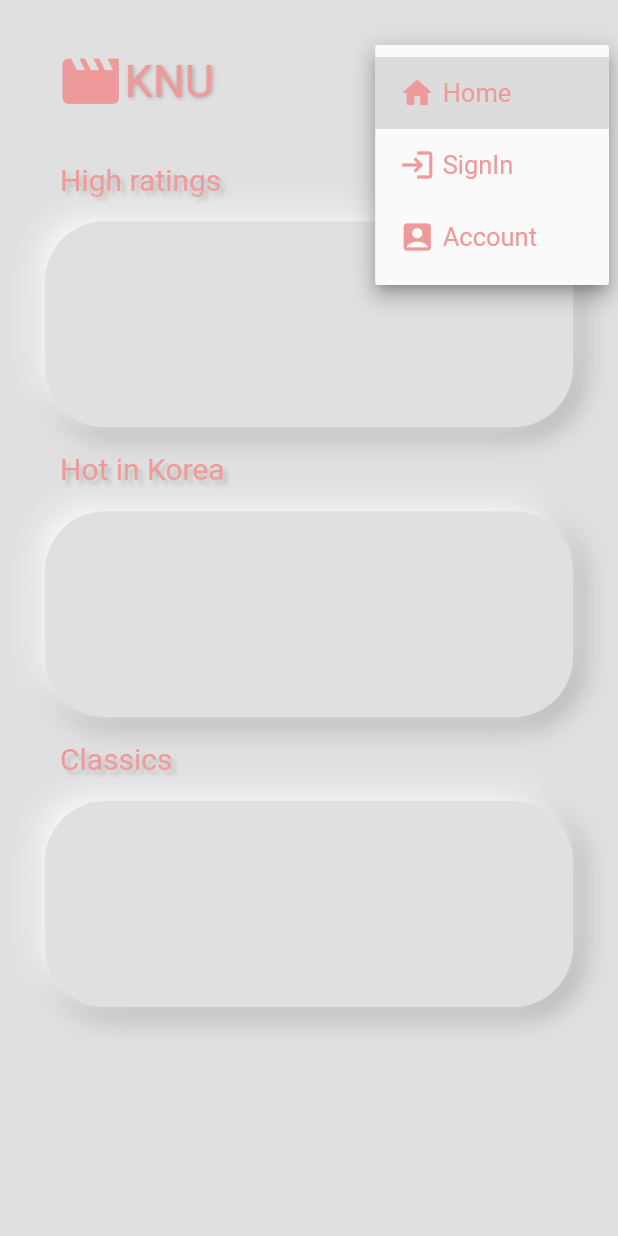
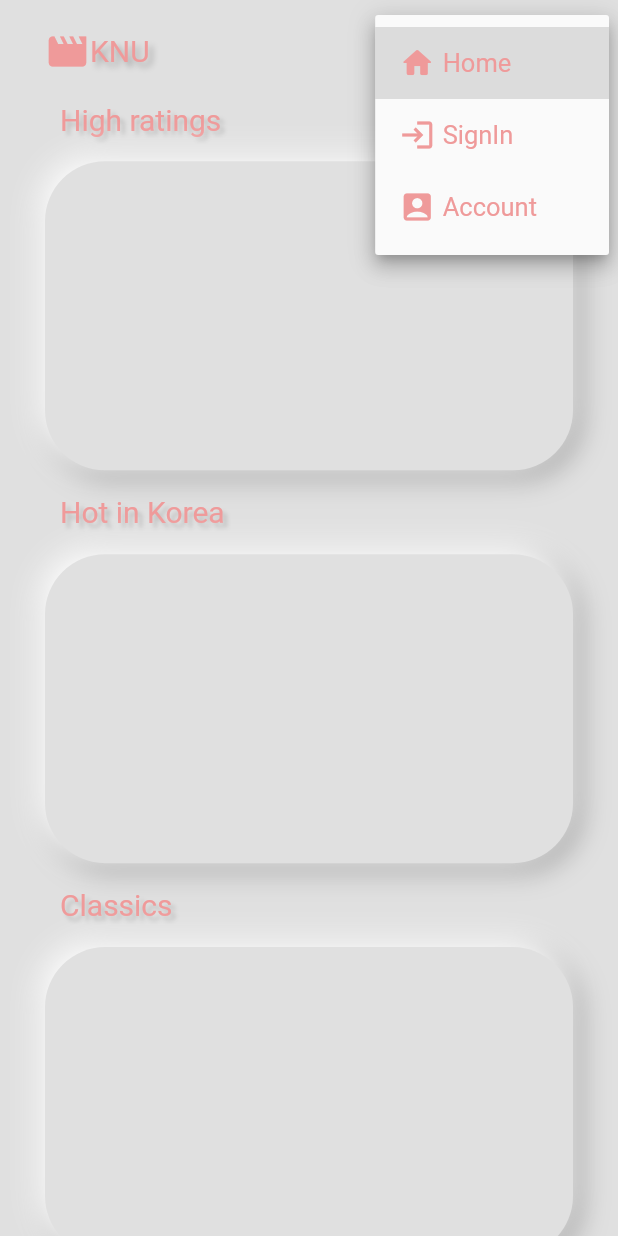
Before and after one commit to potatojoayo/KNU_Movie_web, a Flutter app: the screen it shows after launch, after a tap on "Home", on a phone screen of 412 x 824 dp. Run offline on Flutter 3.47's test engine with Material 2 defaults, Android fonts, the phone set to English and light mode, and no system bars; our stand-ins replace google_fonts, rxdart; accounts and stored records are empty; network calls fail; Roboto replaces fonts that are missing (Prompt).

Commit message:
listView

```diff
--- a/lib/api/API.dart
+++ b/lib/api/API.dart
@@ -19,6 +19,22 @@ class API {
   //
   //
   // 영화 제목으로 db에서 fetch
+  Future<List<Movie>> tvSeries(int uid) async {
+    final url = _baseURL + 'movie/popular_tv_series';
+    final response = await http.post(url, headers: <String, String>{
+      'Content_Type': 'application/x-www-form-urlencoded',
+    }, body: <String, String>{
+      'uid': uid.toString()
+    });
+
+    List<Movie> _parseMovie(String responseBody) {
+      final parsed = json.decode(responseBody).cast<Map<String, dynamic>>();
+      return parsed.map<Movie>((json) => Movie.fromJson(json)).toList();
+    }
+
+    return compute(_parseMovie, response.body);
+  }
+
   Future<List<Movie>> classics(int uid) async {
     final url = _baseURL + 'movie/classic';
     final response = await http.post(url, headers: <String, String>{
--- a/lib/main.dart
+++ b/lib/main.dart
@@ -1,11 +1,26 @@
+import 'package:flutter/gestures.dart';
 import 'package:flutter/material.dart';
 import 'package:google_fonts/google_fonts.dart';
 import 'package:knu_movie_web/utils/padding.dart';
 import 'package:knu_movie_web/utils/responsive_layout.dart';
+import 'package:knu_movie_web/utils/shadow.dart';
 
+import 'api/API.dart';
+import 'utils/smooth_scroll_ctr.dart';
 import 'widget/nav_bar.dart';
 
+MovieListView highRatingListView;
+MovieListView hotInKoreaListView;
+MovieListView classicListView;
+MovieListView tvSeriesListView;
+ScrollController controller;
+
 void main() async {
+  final api = API();
+  highRatingListView = MovieListView(api.highRatings(1));
+  hotInKoreaListView = MovieListView(api.hotInKorea(1));
+  classicListView = MovieListView(api.classics(1));
+  tvSeriesListView = MovieListView(api.tvSeries(1));
   runApp(KnuMovieWeb());
 }
 
@@ -25,11 +40,18 @@ class KnuMovieWeb extends StatelessWidget {
 class HomePage extends StatelessWidget {
   @override
   Widget build(BuildContext context) {
+    controller = ScrollController();
     return Container(
         child: Scaffold(
             backgroundColor: Colors.grey[300],
             body: SingleChildScrollView(
-                child: Column(children: <Widget>[NavBar(), HomeBody()]))));
+                child: StreamBuilder<Object>(
+                    stream: null,
+                    builder: (context, snapshot) {
+                      return SafeArea(
+                          child:
+                              Column(children: <Widget>[NavBar(), HomeBody()]));
+                    }))));
   }
 }
 
@@ -38,7 +60,7 @@ class HomeBody extends StatelessWidget {
   @override
   Widget build(BuildContext context) {
     final homeText = HomeText();
-    final homeContainer = HomeContainer();
+    final homeContainer = MyContainer();
     bool isLarge = ResponsiveLayout.isLargeScreen(context);
     Size size = MediaQuery.of(context).size;
     Widget verticalSizedBox() {
@@ -57,36 +79,56 @@ class HomeBody extends StatelessWidget {
               SizedBox(
                 width: 10,
               ),
-              homeText.homeText("High ratings")
+              homeText.homeText("High ratings  ", context)
             ]),
             verticalSizedBox(),
-            homeContainer.homeContainer(size.width, size.height / 6),
+            homeContainer.homeContainer(
+                size.width, size.height / 4, highRatingListView, context),
             verticalSizedBox(),
             Row(mainAxisAlignment: MainAxisAlignment.start, children: [
               SizedBox(
                 width: 10,
               ),
-              homeText.homeText("Hot in Korea")
+              homeText.homeText("Hot in Korea  ", context)
             ]),
             verticalSizedBox(),
-            homeContainer.homeContainer(size.width, size.height / 6),
+            homeContainer.homeContainer(
+                size.width, size.height / 4, hotInKoreaListView, context),
             verticalSizedBox(),
             Row(mainAxisAlignment: MainAxisAlignment.start, children: [
               SizedBox(
                 width: 10,
               ),
-              homeText.homeText("Classics")
+              homeText.homeText("Classics  ", context)
             ]),
             verticalSizedBox(),
-            homeContainer.homeContainer(size.width, size.height / 6),
+            homeContainer.homeContainer(
+                size.width, size.height / 4, classicListView, context),
+            verticalSizedBox(),
+            Row(mainAxisAlignment: MainAxisAlignment.start, children: [
+              SizedBox(
+                width: 10,
+              ),
+              homeText.homeText("TvSeries  ", context)
+            ]),
+            verticalSizedBox(),
+            homeContainer.homeContainer(
+                size.width, size.height / 4, tvSeriesListView, context),
+            verticalSizedBox(),
+            verticalSizedBox(),
+            verticalSizedBox(),
           ],
         ));
   }
 }
 
-class HomeContainer {
-  Widget homeContainer(width, height) {
+class MyContainer {
+  Widget homeContainer(width, height, futureBuilder, context) {
     return Container(
+        child: FractionallySizedBox(
+            heightFactor: ResponsiveLayout.isSmallScreen(context) ? 0.8 : 0.9,
+            widthFactor: ResponsiveLayout.isSmallScreen(context) ? 0.85 : 0.95,
+            child: futureBuilder),
         width: width,
         height: height,
         decoration: BoxDecoration(
@@ -112,34 +154,57 @@ class HomeContainer {
   }
 }
 
-// class MovieListView{
-//   StreamBuilder movieListView(){
-//     return StreamBuilder(
-//       stream: ,
-//       builder: (context, snapshot){
-//         return ListView.separated(
-//           separatorBuilder: ,
-//         )
-//       },
-//     )
-//   }
-// }
+class MovieListView extends StatelessWidget {
+  final list;
+  const MovieListView(this.list, {Key key}) : super(key: key);
+
+  @override
+  Widget build(BuildContext context) {
+    return FutureBuilder(
+      future: list,
+      builder: (context, snapshot) {
+        if (!snapshot.hasData)
+          return Container();
+        else
+          return ListView.builder(
+              itemCount: snapshot.data.length,
+              scrollDirection: Axis.horizontal,
+              itemBuilder: (context, index) {
+                String image = snapshot.data[index].postImage;
+                return Padding(
+                  padding: const EdgeInsets.only(right: 5.0),
+                  child: InkWell(
+                    onHover: (value) {},
+                    onTap: () {},
+                    child: Card(
+                      clipBehavior: Clip.antiAliasWithSaveLayer,
+                      elevation: 5.0,
+                      semanticContainer: true,
+                      shape: RoundedRectangleBorder(
+                          borderRadius: BorderRadius.circular(15.0)),
+                      child: Image.network(
+                        image,
+                        fit: BoxFit.fill,
+                      ),
+                    ),
+                  ),
+                );
+              });
+        ;
+      },
+    );
+  }
+}
 
 class HomeText {
-  Widget homeText(text) {
+  Widget homeText(text, context) {
     return Text(text,
         style: GoogleFonts.prompt(
           textStyle: TextStyle(
               color: Colors.red[200],
               fontWeight: FontWeight.w400,
-              shadows: [
-                Shadow(
-                  color: Colors.grey[400],
-                  offset: Offset(3.0, 3.0),
-                  blurRadius: 3.0,
-                ),
-              ],
-              fontSize: 20),
+              shadows: [TextShadow.textShadow()],
+              fontSize: ResponsiveLayout.isSmallScreen(context) ? 20 : 27),
         ));
   }
 }
--- /dev/null
+++ b/lib/utils/shadow.dart
@@ -0,0 +1,11 @@
+import 'package:flutter/material.dart';
+
+class TextShadow {
+  static Shadow textShadow() {
+    return Shadow(
+      color: Colors.grey[400],
+      offset: Offset(3.0, 3.0),
+      blurRadius: 3.0,
+    );
+  }
+}
--- a/lib/widget/nav_bar.dart
+++ b/lib/widget/nav_bar.dart
@@ -50,6 +50,7 @@ class _NavBarState extends State<NavBar> {
       return Padding(
         padding: EdgeInsets.only(left: 10),
         child: RaisedButton(
+          elevation: 7,
           color: redColor,
           onPressed: () {
             if (icon == Icons.home_rounded) {}
@@ -68,31 +69,34 @@ class _NavBarState extends State<NavBar> {
             horizontal: ResponsiveLayout.isLargeScreen(context)
                 ? MyPadding.mediaWidth(context)
                 : MyPadding.normalHorizontal,
-            vertical: 30),
+            vertical: ResponsiveLayout.isSmallScreen(context) ? 10 : 30),
         child: Row(
           mainAxisAlignment: MainAxisAlignment.spaceBetween,
           children: <Widget>[
             InkWell(
                 child: Padding(
-                  padding: const EdgeInsets.symmetric(horizontal: 8.0),
+                  padding: const EdgeInsets.symmetric(horizontal: 0.0),
                   child: Row(
                     mainAxisAlignment: MainAxisAlignment.spaceAround,
                     children: <Widget>[
                       Icon(
                         Icons.movie,
                         color: redColor,
-                        size: 45,
+                        size: ResponsiveLayout.isSmallScreen(context) ? 30 : 45,
                       ),
-                      Text("KNU",
+                      Text("KNU ",
                           style: GoogleFonts.prompt(
                             textStyle: TextStyle(
-                                fontSize: 30,
+                                fontSize:
+                                    ResponsiveLayout.isSmallScreen(context)
+                                        ? 20
+                                        : 30,
                                 color: redColor,
                                 shadows: [
                                   Shadow(
-                                      offset: Offset(1.0, 1.0),
+                                      offset: Offset(3.0, 3.0),
                                       color: Colors.black26,
-                                      blurRadius: 3.0)
+                                      blurRadius: 5.0)
                                 ]),
                           ))
                     ],
```
Also changed, not shown: lib/bloc/movie_bloc.dart (+7 -8 lines), lib/model/card_item.dart (added, +26 -0 lines), lib/utils/list_wheel_scroll_view.dart (added, +43 -0 lines), lib/utils/smooth_scroll.dart (added, +21 -0 lines), lib/utils/smooth_scroll_ctr.dart (added, +72 -0 lines).
